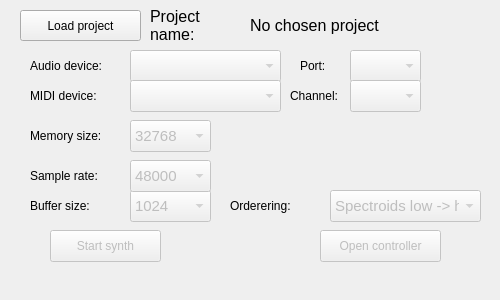
kj-jondell/Diabetes-Synth, file python/wavetablesynth/ui/wavetable_gui.ui: the form before one commit.
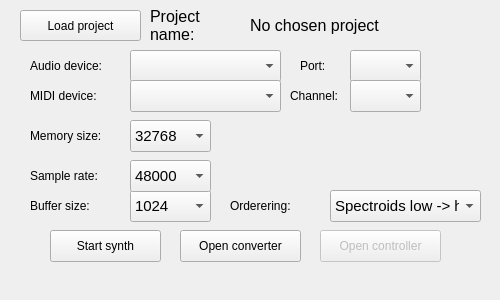
The form after the commit.

```diff
--- a/python/wavetablesynth/ui/wavetable_gui.ui
+++ b/python/wavetablesynth/ui/wavetable_gui.ui
@@ -33,7 +33,7 @@
   </property>
   <widget class="QComboBox" name="output_devices">
    <property name="enabled">
-    <bool>false</bool>
+    <bool>true</bool>
    </property>
    <property name="geometry">
     <rect>
@@ -67,7 +67,7 @@
   </widget>
   <widget class="QPushButton" name="run_button">
    <property name="enabled">
-    <bool>false</bool>
+    <bool>true</bool>
    </property>
    <property name="geometry">
     <rect>
@@ -83,7 +83,7 @@
   </widget>
   <widget class="QComboBox" name="buffer_size">
    <property name="enabled">
-    <bool>false</bool>
+    <bool>true</bool>
    </property>
    <property name="geometry">
     <rect>
@@ -196,7 +196,7 @@
   </widget>
   <widget class="QComboBox" name="sample_rate">
    <property name="enabled">
-    <bool>false</bool>
+    <bool>true</bool>
    </property>
    <property name="geometry">
     <rect>
@@ -277,7 +277,7 @@
   </widget>
   <widget class="QComboBox" name="ordering">
    <property name="enabled">
-    <bool>false</bool>
+    <bool>true</bool>
    </property>
    <property name="geometry">
     <rect>
@@ -334,7 +334,7 @@
   </widget>
   <widget class="QComboBox" name="memory_size">
    <property name="enabled">
-    <bool>false</bool>
+    <bool>true</bool>
    </property>
    <property name="geometry">
     <rect>
@@ -380,7 +380,7 @@
   </widget>
   <widget class="QComboBox" name="ports">
    <property name="enabled">
-    <bool>false</bool>
+    <bool>true</bool>
    </property>
    <property name="geometry">
     <rect>
@@ -414,7 +414,7 @@
   </widget>
   <widget class="QComboBox" name="channels">
    <property name="enabled">
-    <bool>false</bool>
+    <bool>true</bool>
    </property>
    <property name="geometry">
     <rect>
@@ -464,7 +464,7 @@
   </widget>
   <widget class="QComboBox" name="midi_devices">
    <property name="enabled">
-    <bool>false</bool>
+    <bool>true</bool>
    </property>
    <property name="geometry">
     <rect>
@@ -496,6 +496,22 @@
     <string>Open controller</string>
    </property>
   </widget>
+  <widget class="QPushButton" name="open_converter">
+   <property name="enabled">
+    <bool>true</bool>
+   </property>
+   <property name="geometry">
+    <rect>
+     <x>180</x>
+     <y>230</y>
+     <width>121</width>
+     <height>32</height>
+    </rect>
+   </property>
+   <property name="text">
+    <string>Open converter</string>
+   </property>
+  </widget>
  </widget>
  <resources/>
  <connections/>
```
